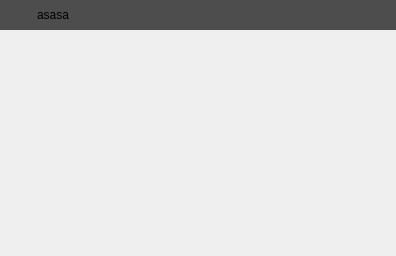
Above: src/widgets/accordianbladewidget.ui from jahshaka/Studio before the change. Below: the same form after it.
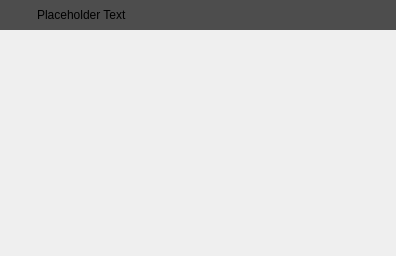
That is the form after the change.

```diff
--- a/src/widgets/accordianbladewidget.ui
+++ b/src/widgets/accordianbladewidget.ui
@@ -114,7 +114,7 @@
          </size>
         </property>
         <property name="text">
-         <string>asasa</string>
+         <string>Placeholder Text</string>
         </property>
        </widget>
       </item>
```
Left out of the diff: 3 changed lines with no effect on the pictures.
